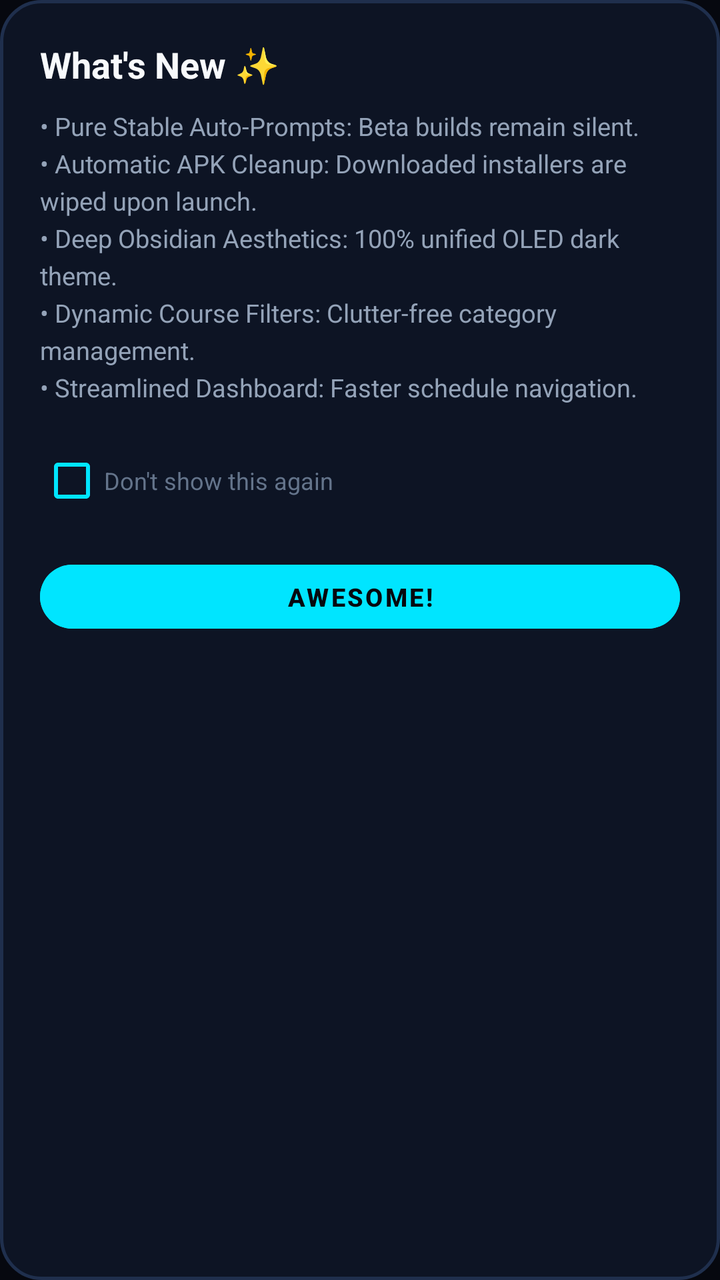
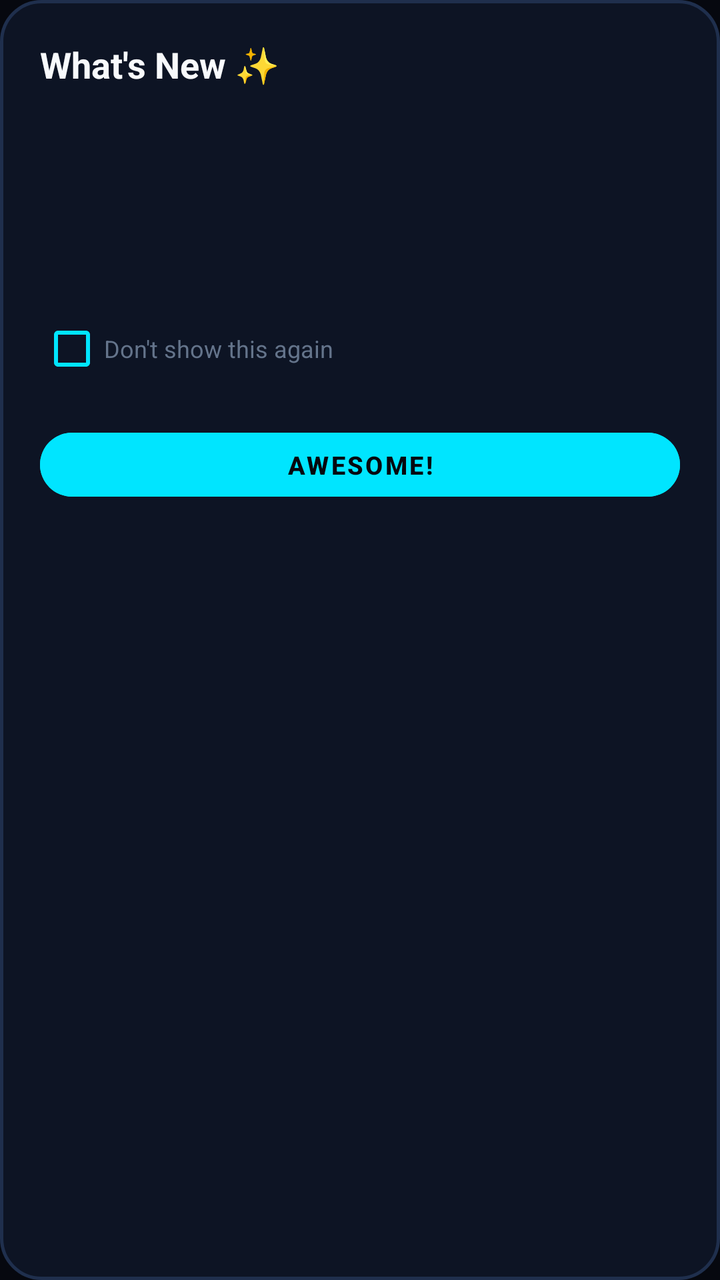

The first picture is an Android layout as it rendered before a commit; the second is the same layout after the commit. The layout source and the unified diff follow.
<!-- AndroidManifest.xml: application theme Theme.LifeSync -->
<!-- res/layout/dialog_whats_new.xml -->
<?xml version="1.0" encoding="utf-8"?>
<LinearLayout xmlns:android="http://schemas.android.com/apk/res/android"
    xmlns:app="http://schemas.android.com/apk/res-auto"
    android:layout_width="match_parent"
    android:layout_height="wrap_content"
    android:background="@drawable/bg_dialog_glass_oled"
    android:orientation="vertical"
    android:padding="20dp">

    <TextView
        android:id="@+id/tvWhatsNewTitle"
        android:layout_width="wrap_content"
        android:layout_height="wrap_content"
        android:text="What's New ✨"
        android:textColor="#F8FAFC"
        android:textSize="18sp"
        android:textStyle="bold" />

    <TextView
        android:id="@+id/tvWhatsNewBody"
        android:layout_width="match_parent"
        android:layout_height="wrap_content"
        android:layout_marginTop="10dp"
        android:lineSpacingExtra="4dp"
        android:text="• Pure Stable Auto-Prompts: Beta builds remain silent.\n• Automatic APK Cleanup: Downloaded installers are wiped upon launch.\n• Deep Obsidian Aesthetics: 100% unified OLED dark theme.\n• Dynamic Course Filters: Clutter-free category management.\n• Streamlined Dashboard: Faster schedule navigation."
        android:textColor="#94A3B8"
        android:textSize="12.5sp" />

    <CheckBox
        android:id="@+id/cbDontShowAgain"
        android:layout_width="wrap_content"
        android:layout_height="wrap_content"
        android:layout_marginTop="14dp"
        android:buttonTint="#00E5FF"
        android:text="Don't show this again"
        android:textColor="#64748B"
        android:textSize="12sp" />

    <com.google.android.material.button.MaterialButton
        android:id="@+id/btnDismissWhatsNew"
        style="@style/Widget.MaterialComponents.Button.UnelevatedButton"
        android:layout_width="match_parent"
        android:layout_height="44dp"
        android:layout_marginTop="12dp"
        android:backgroundTint="#00E5FF"
        android:text="AWESOME!"
        android:textColor="#06080F"
        android:textSize="12.5sp"
        android:textStyle="bold"
        app:cornerRadius="22dp" />
</LinearLayout>
<!-- resources referenced by this layout -->
<resources>
  <!-- drawable bg_dialog_glass_oled (drawable) -->
  <?xml version="1.0" encoding="utf-8"?>
  <shape xmlns:android="http://schemas.android.com/apk/res/android">
      <solid android:color="#0D1424" />
      <corners android:radius="20dp" />
      <stroke
          android:width="1.5dp"
          android:color="#1F2F4D" />
  </shape>
  <style name="Theme.LifeSync" parent="Theme.DuoRhythm" />
  <style name="Theme.DuoRhythm" parent="Theme.MaterialComponents.DayNight.NoActionBar">
          
          <item name="android:statusBarColor">#0A1322</item>
          <item name="android:navigationBarColor">#06080F</item>
          <item name="android:windowLightStatusBar" tools:targetApi="m">false</item>
          <item name="android:windowBackground">@color/bg_root_obsidian</item>
          <item name="android:colorBackground">@color/bg_root_obsidian</item>
  
          
          <item name="colorSurface">@color/surface_card_slate</item>
          <item name="colorPrimary">@color/accent_cyan_primary</item>
          <item name="colorSecondary">@color/accent_cyan_glow</item>
          <item name="colorControlNormal">@color/text_secondary_slate</item>
          <item name="colorControlActivated">@color/accent_cyan_primary</item>
          <item name="colorOnSurfaceVariant">@color/text_secondary_slate</item>
          <item name="colorOnSurface">@color/text_primary_white</item>
  
          <item name="bottomSheetDialogTheme">@style/CustomBottomSheetDialog</item>
          <item name="materialCardViewStyle">@style/CardElevationRounded</item>
          <item name="android:textViewStyle">@style/DuoRhythmTextView</item>
          <item name="android:editTextStyle">@style/DuoRhythmEditText</item>
          <item name="editTextStyle">@style/DuoRhythmEditText</item>
      </style>
  <color name="bg_root_obsidian">#06080F</color>
  <color name="surface_card_slate">#0D1322</color>
  <color name="accent_cyan_primary">#00E5FF</color>
  <color name="accent_cyan_glow">#38BDF8</color>
  <color name="text_secondary_slate">#94A3B8</color>
  <color name="text_primary_white">#F8FAFC</color>
  <style name="CustomBottomSheetDialog" parent="Theme.Design.Light.BottomSheetDialog">
          <item name="bottomSheetStyle">@style/CustomBottomSheetModalStyle</item>
          <item name="android:windowIsFloating">false</item>
          <item name="android:windowBackground">@android:color/transparent</item>
          <item name="android:statusBarColor">@android:color/transparent</item>
      </style>
  <style name="CardElevationRounded" parent="Widget.MaterialComponents.CardView">
          <item name="cardCornerRadius">16dp</item>
          <item name="cardElevation">0dp</item>
          <item name="strokeWidth">1dp</item>
          <item name="strokeColor">@color/border_glass_stroke</item>
          <item name="cardBackgroundColor">@color/surface_card_slate</item>
      </style>
  <style name="DuoRhythmTextView" parent="android:Widget.TextView">
          <item name="android:lineSpacingExtra">2dp</item>
          <item name="android:fontFamily">sans-serif</item>
          <item name="android:includeFontPadding">true</item>
      </style>
  <style name="DuoRhythmEditText" parent="android:Widget.EditText">
          <item name="android:lineSpacingExtra">2dp</item>
          <item name="android:fontFamily">sans-serif</item>
          <item name="android:includeFontPadding">true</item>
          <item name="android:textColor">@color/text_primary</item>
          <item name="android:textColorHint">@color/text_secondary</item>
      </style>
  <style name="CustomBottomSheetModalStyle" parent="Widget.Design.BottomSheet.Modal">
          <item name="android:background">@android:color/transparent</item>
      </style>
  <color name="border_glass_stroke">#18243C</color>
  <color name="text_primary">#F8FAFC</color>
  <color name="text_secondary">#94A3B8</color>
</resources>

<!-- the commit's change to res/layout/dialog_whats_new.xml (unified diff, before → after) -->
@@ -16,15 +16,29 @@
         android:textSize="18sp"
         android:textStyle="bold" />
 
-    <TextView
-        android:id="@+id/tvWhatsNewBody"
+    
+    <FrameLayout
         android:layout_width="match_parent"
         android:layout_height="wrap_content"
-        android:layout_marginTop="10dp"
-        android:lineSpacingExtra="4dp"
-        android:text="• Pure Stable Auto-Prompts: Beta builds remain silent.\n• Automatic APK Cleanup: Downloaded installers are wiped upon launch.\n• Deep Obsidian Aesthetics: 100% unified OLED dark theme.\n• Dynamic Course Filters: Clutter-free category management.\n• Streamlined Dashboard: Faster schedule navigation."
-        android:textColor="#94A3B8"
-        android:textSize="12.5sp" />
+        android:layout_marginTop="12dp"
+        android:minHeight="80dp">
+
+        <ProgressBar
+            android:id="@+id/pbLoadingReleaseNotes"
+            android:layout_width="32dp"
+            android:layout_height="32dp"
+            android:layout_gravity="center"
+            android:indeterminateTint="#00E5FF" />
+
+        <TextView
+            android:id="@+id/tvWhatsNewBody"
+            android:layout_width="match_parent"
+            android:layout_height="wrap_content"
+            android:lineSpacingExtra="4dp"
+            android:textColor="#94A3B8"
+            android:textSize="12.5sp"
+            android:visibility="gone" />
+    </FrameLayout>
 
     <CheckBox
         android:id="@+id/cbDontShowAgain"
